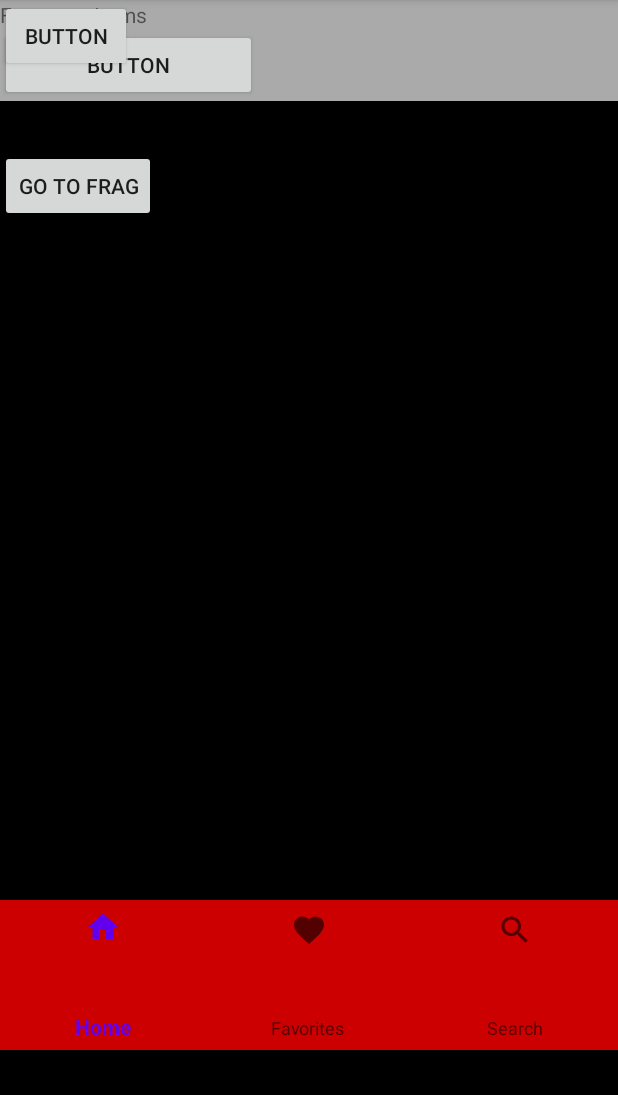
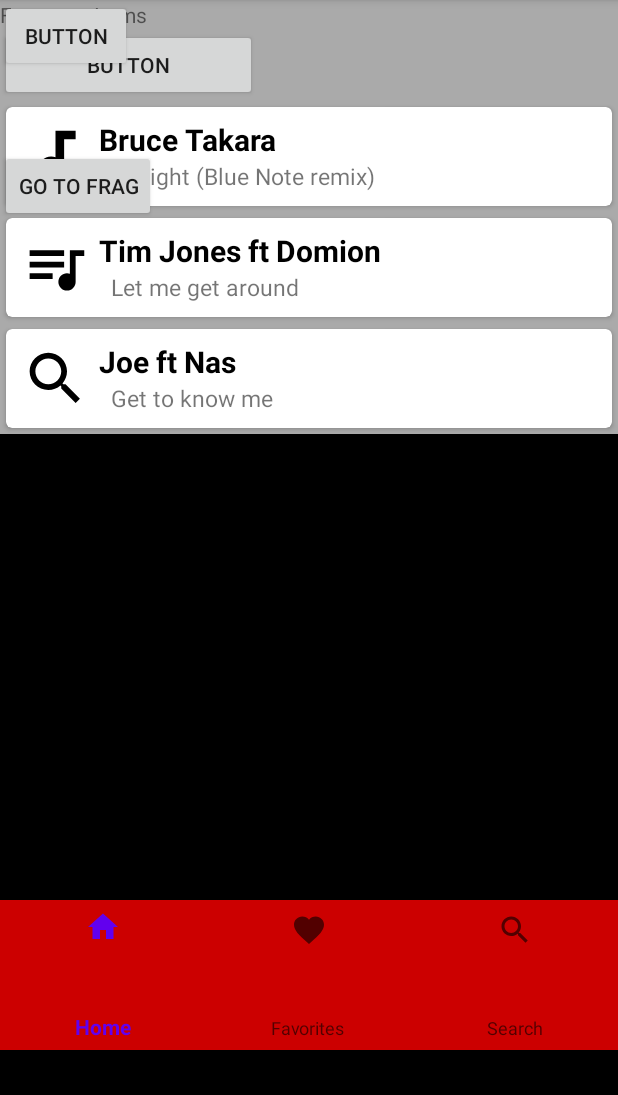
Before and after one commit to Brodski/MediaPlayer, an Android app: the fragment ItemsFragment placed in its activity, on a phone screen of 412 x 824 dp, the part 84-1179 px from its top. Run offline under Robolectric (Android 15) with nearby library versions, the phone set to English and light mode, and no system bars; plain views replace PlayerView; 2 statements that could not run were skipped.

Commit message:
recycler viewer is in prog

```diff
--- a/app/build.gradle
+++ b/app/build.gradle
@@ -41,10 +41,10 @@ dependencies {
     implementation "com.google.android.exoplayer:exoplayer-ui:2.11.4"
     implementation 'com.google.android.exoplayer:extension-mediasession:2.11.4'
 
-//    implementation 'androidx.legacy:legacy-support-v4:1.0.0'
-
     implementation 'com.google.android.material:material:1.1.0'
 
+    implementation 'androidx.recyclerview:recyclerview:1.1.0'
+    implementation 'androidx.cardview:cardview:1.0.0'
 
     implementation 'androidx.legacy:legacy-support-v4:1.0.0'
 }
--- a/app/src/main/java/com/example/mediaplayer/ItemsFragment.kt
+++ b/app/src/main/java/com/example/mediaplayer/ItemsFragment.kt
@@ -11,6 +11,9 @@ import android.view.ViewGroup
 import android.widget.Button
 import android.widget.TextView
 import android.widget.Toast
+import androidx.recyclerview.widget.LinearLayoutManager
+import androidx.recyclerview.widget.RecyclerView
+import kotlinx.android.synthetic.main.fragment_items.*
 import java.io.IOException
 import java.lang.RuntimeException
 
@@ -23,9 +26,11 @@ private const val ARG_PARAM2 = "param2"
  * Use the [ItemsFragment.newInstance] factory method to
  * create an instance of this fragment.
  */
-class ItemsFragment : Fragment() {
+class ItemsFragment : Fragment(),  SongsAdaptor.OnItemListener {
 
     private lateinit var textView: TextView
+    private lateinit var songList: MutableList<Song>
+    private lateinit var recycler_songs: RecyclerView
 
     override fun onAttach(context: Context) {
         super.onAttach(context)
@@ -49,8 +54,8 @@ class ItemsFragment : Fragment() {
 
     override fun onCreateView( inflater: LayoutInflater, container: ViewGroup?, savedInstanceState: Bundle? ): View? {
 
-        var v: View = inflater.inflate(R.layout.fragment_items, container, false)
-        textView = v.findViewById(R.id.fragTextId)
+        var view: View = inflater.inflate(R.layout.fragment_items, container, false)
+        textView = view.findViewById(R.id.fragTextId)
 
         var bundle: Bundle? = this.arguments
         var x: String = textView.text.toString()
@@ -60,12 +65,21 @@ class ItemsFragment : Fragment() {
             }
         }
 
-        Log.e(TAG, "IN ITEMSz")
-        Log.e(TAG, x)
+        songList = ArrayList<Song>()
+        songList.add(Song(R.drawable.ic_audiotrack, "Bruce Takara", "Tonight (Blue Note remix)"))
+        songList.add(Song(R.drawable.ic_queue_music, "Tim Jones ft Domion", "Let me get around"))
+        songList.add(Song(R.drawable.ic_search_black_24dp, "Joe ft Nas", "Get to know me"))
 
-        val btn:Button = v.findViewById(R.id.btnA) as Button
+        //Log.e(TAG, view.toString())
+        recycler_songs = view.findViewById(R.id.recycler_songs)
+        recycler_songs.adapter = SongsAdaptor(songList, this)
+        //recycler_songs.layoutManager = LinearLayoutManager(activity)
+        recycler_songs.layoutManager = LinearLayoutManager(context)
+        recycler_songs.setHasFixedSize(true)
+
+        val btn:Button = view.findViewById(R.id.btnA) as Button
         btn.setOnClickListener { doSomething(it) }
-        return v
+        return view
     }
 
     companion object {
@@ -85,4 +99,22 @@ class ItemsFragment : Fragment() {
             Log.e(TAG, "Clicked in ITEMS Fragment")
         }
     }
+
+    override fun onItemClick(postion: Int) {
+
+        // var mIntent: Intent = Intent(this, SomeActiviytlol.class)
+        // startActivity(intent)
+        //
+        // to pass the item mList[1[ to activity
+        //mIntent.putExtra("someKey", mList[postion]) //the item at postion must implent Parcelable
+        // at SomActicitylol
+//        if (intent.hasExtra("someKey")) {
+//            var xx: Item4list = intent.getParcelableExtra("someKey")
+//        }
+        Log.e(TAG, songList[postion]?.mainText)
+        Log.e(TAG, songList[postion]?.subText)
+        Log.e(TAG, songList[postion]?.imageResource.toString())
+
+        Toast.makeText(activity, "BITCH! $postion", Toast.LENGTH_SHORT).show()
+    }
 }
--- /dev/null
+++ b/app/src/main/java/com/example/mediaplayer/Song.kt
@@ -0,0 +1,3 @@
+package com.example.mediaplayer
+
+data class Song(var imageResource: Int, var mainText: String, var subText:String)
--- /dev/null
+++ b/app/src/main/java/com/example/mediaplayer/SongsAdaptor.kt
@@ -0,0 +1,65 @@
+package com.example.mediaplayer
+
+import android.graphics.Color
+import android.view.LayoutInflater
+import android.view.View
+import android.view.ViewGroup
+import android.widget.ImageView
+import android.widget.TextView
+import androidx.recyclerview.widget.RecyclerView
+import kotlinx.android.synthetic.main.song_item.view.*
+
+
+// songsList = songsList
+// type argument <>
+class SongsAdaptor(private val songList: List<Song>, private val onItemListener: OnItemListener) : RecyclerView.Adapter<SongsAdaptor.SongsViewHolder>() {
+
+    // ctrl I
+    // called by rcyc viewr when its time to create a new view holder, return type is ExViewhodler
+    override fun onCreateViewHolder( parent: ViewGroup, viewType: Int ): SongsViewHolder {
+        // class responsidble 4 turning xml layoutfiles to View Objects is layoutInflater (from android fraimwork)
+        // .inflate turns layout to view
+        // handle to layout inflator, parent = recycler viwer, .context = our activiy of rec
+        val itemView = LayoutInflater.from(parent.context).inflate(R.layout.song_item, parent, false)
+        return SongsViewHolder(itemView, onItemListener)
+    }
+
+    // is called over and over, when scroll and new item, called maybe many times per second
+    override fun onBindViewHolder( holder: SongsViewHolder, position: Int ) {
+        val currentItem = songList[position]
+
+        holder.imageView.setImageResource(currentItem.imageResource)
+        holder.songMainText.text = currentItem.mainText
+        holder.songSubText.text = currentItem.subText
+
+//        if (position == 0) { holder.tv1.setBackgroundColor(Color.YELLOW) }
+
+    }
+    override fun getItemCount() = songList.size
+//    override fun getItemViewType(position: Int): Int {
+//        return R.layout.song_item
+//    }
+
+    //    override fun getItemCount(): Int { return items4List.size }
+
+    // row
+    class SongsViewHolder(itemView: View, val onItemListener: OnItemListener ) : RecyclerView.ViewHolder(itemView), View.OnClickListener {
+        // view caching functioanlty added by us.. pass rows
+        //synthetic propterty is kotlin
+        val imageView = itemView.imageId // == to findviewbyId(R.id.imageId)
+        val songMainText: TextView = itemView.songMainTextId
+        val songSubText: TextView = itemView.songSubTextId
+
+        init {
+            itemView.setOnClickListener(this)
+        }
+
+        override fun onClick(v: View?) {
+            onItemListener.onItemClick(adapterPosition)
+        }
+    }
+
+    interface OnItemListener {
+        fun onItemClick(postion: Int)
+    }
+}
--- /dev/null
+++ b/app/src/main/res/drawable/ic_audiotrack.xml
@@ -0,0 +1,9 @@
+<vector xmlns:android="http://schemas.android.com/apk/res/android"
+        android:width="24dp"
+        android:height="24dp"
+        android:viewportWidth="24.0"
+        android:viewportHeight="24.0">
+    <path
+        android:fillColor="#FF000000"
+        android:pathData="M12,3v9.28c-0.47,-0.17 -0.97,-0.28 -1.5,-0.28C8.01,12 6,14.01 6,16.5S8.01,21 10.5,21c2.31,0 4.2,-1.75 4.45,-4H15V6h4V3h-7z"/>
+</vector>
--- a/app/src/main/res/layout/activity_main.xml
+++ b/app/src/main/res/layout/activity_main.xml
@@ -7,8 +7,9 @@
     android:background="#000000"
     tools:context=".MainActivity">
 
+
     <com.google.android.exoplayer2.ui.PlayerView
-        android:id="@+id/video_view"
+        android:id="@+id/main_view"
         android:layout_width="match_parent"
         android:layout_height="600dp"
 
--- a/app/src/main/res/layout/fragment_items.xml
+++ b/app/src/main/res/layout/fragment_items.xml
@@ -3,9 +3,9 @@
     xmlns:tools="http://schemas.android.com/tools"
     android:layout_width="match_parent"
     android:layout_height="wrap_content"
+    android:background="@android:color/darker_gray"
+    android:clickable="true"
     android:orientation="vertical"
-    android:clickable="true"
-    android:background="@android:color/darker_gray"
     tools:context=".ItemsFragment">
 
     <TextView
@@ -18,7 +18,14 @@
         android:id="@+id/btnA"
         android:layout_width="171dp"
         android:layout_height="wrap_content"
-        android:text="Button"
-        />
+        android:text="Button" />
+
+    <androidx.recyclerview.widget.RecyclerView
+        android:id="@+id/recycler_songs"
+        xmlns:android="http://schemas.android.com/apk/res/android"
+        android:layout_width="match_parent"
+        android:layout_height="match_parent"
+        tools:listitem="@layout/song_item"
+    />
 
 </LinearLayout>
--- /dev/null
+++ b/app/src/main/res/layout/song_item.xml
@@ -0,0 +1,51 @@
+<?xml version="1.0" encoding="utf-8"?>
+<androidx.cardview.widget.CardView xmlns:android="http://schemas.android.com/apk/res/android"
+    xmlns:app="http://schemas.android.com/apk/res-auto"
+    app:cardCornerRadius="4dp"
+    android:layout_width="match_parent"
+    android:layout_height="wrap_content"
+    android:layout_margin="4dp">
+
+    <RelativeLayout
+        android:id="@+id/rel_id"
+        android:layout_width="match_parent"
+        android:layout_height="match_parent"
+        android:padding="8dp"
+        >
+
+        <ImageView
+            android:id="@+id/imageId"
+            android:layout_width="50dp"
+            android:layout_height="50dp"
+            android:layout_marginEnd="4dp"
+            android:layout_marginRight="4dp"
+            android:padding="2dp"
+            android:src="@drawable/ic_audiotrack" />
+
+
+        <TextView
+            android:id="@+id/songMainTextId"
+            android:text="Line lol 1"
+            android:layout_width="wrap_content"
+            android:layout_height="wrap_content"
+            android:layout_toEndOf="@id/imageId"
+            android:layout_toRightOf="@id/imageId"
+            android:textColor="@android:color/black"
+            android:textSize="20sp"
+            android:textStyle="bold" />
+
+        <TextView
+            android:id="@+id/songSubTextId"
+            android:text="Line 2!"
+            android:layout_width="wrap_content"
+            android:layout_height="wrap_content"
+            android:layout_below="@id/songMainTextId"
+            android:layout_marginStart="8dp"
+            android:layout_marginLeft="8dp"
+            android:layout_toEndOf="@id/imageId"
+            android:layout_toRightOf="@id/imageId"
+            android:textSize="15sp" />
+    </RelativeLayout>
+
+
+</androidx.cardview.widget.CardView>
```
Also changed, not shown: app/src/main/java/com/example/mediaplayer/AudioPlayerService.kt (+3 -10 lines), app/src/main/java/com/example/mediaplayer/MainActivity.kt (+13 -24 lines), app/src/main/java/com/example/mediaplayer/PlayerFragment.kt (+5 -10 lines), app/src/main/res/layout/fragment_player.xml (+10 -0 lines).
